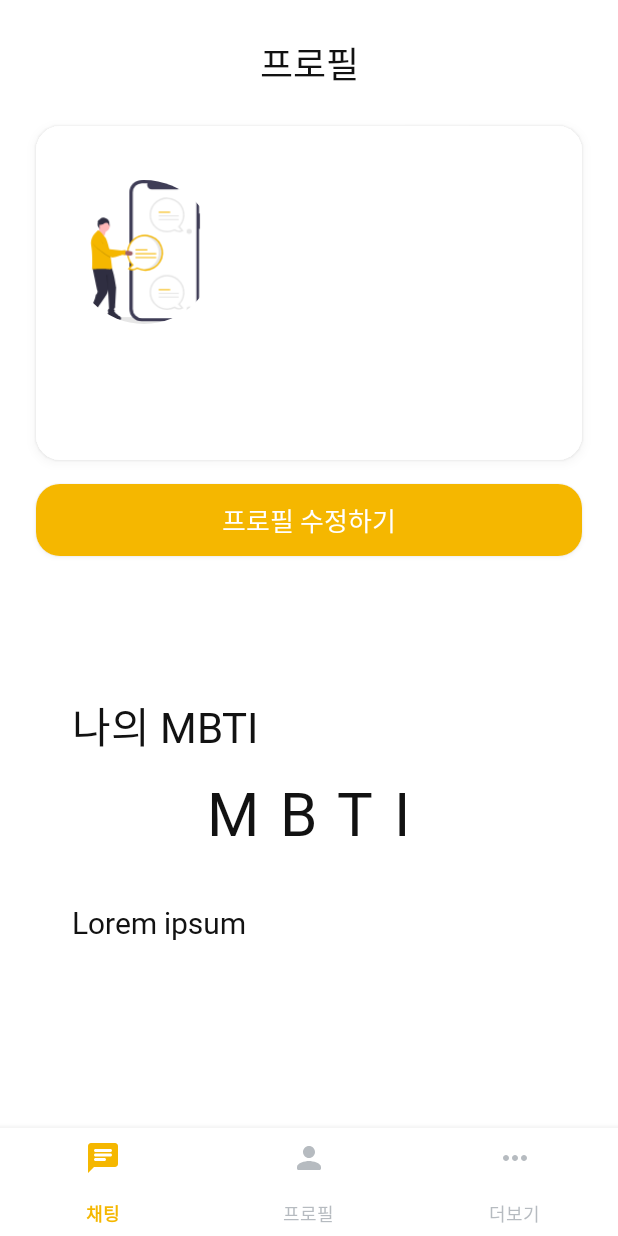
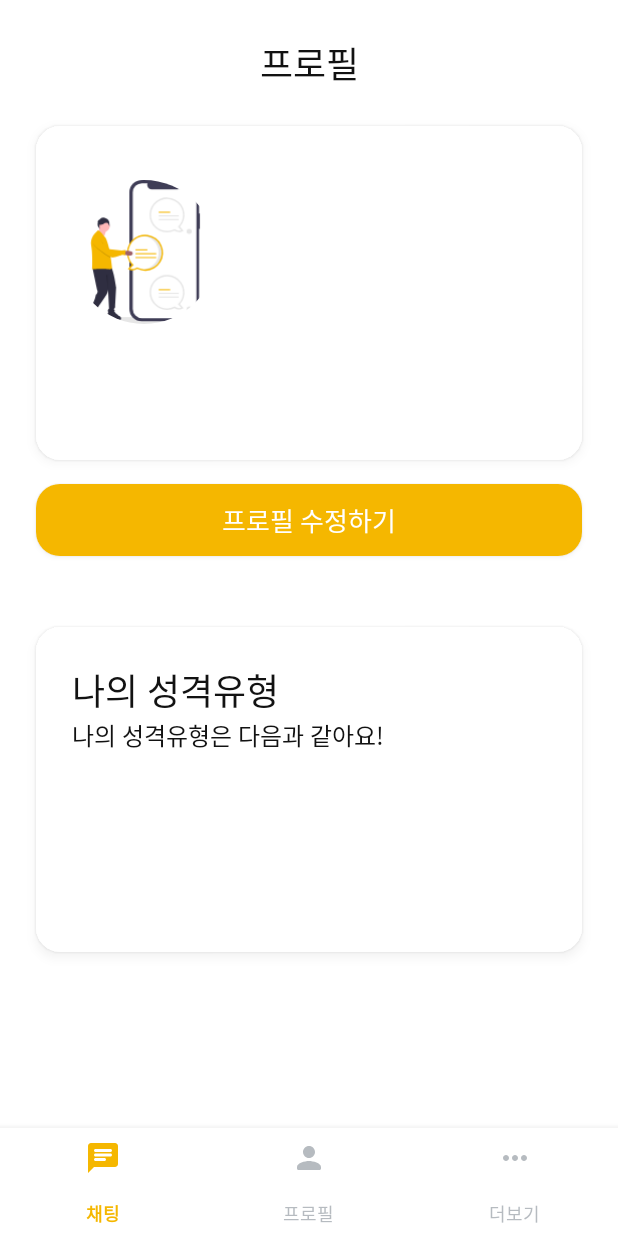
Before and after one commit to yechan03/BITA, an Android app: the fragment Main2Fragment placed in its activity, on a phone screen of 412 x 824 dp. Run offline under Robolectric (Android 15) with nearby library versions, the light colour scheme and no system bars; our stand-ins replace CircleImageView, Firebase (no records; nobody signed in at launch, a user with empty details on screens opened directly), data binding; 4 statements that could not run were skipped.

Commit message:
UPDATE main2 layout

```diff
--- a/app/src/main/res/layout/fragment_main_2.xml
+++ b/app/src/main/res/layout/fragment_main_2.xml
@@ -148,60 +148,60 @@
 
             <androidx.constraintlayout.widget.ConstraintLayout
                 android:id="@+id/mbti_box_layout"
-                android:layout_width="0dp"
-                android:layout_height="0dp"
-                app:layout_constraintTop_toBottomOf="@id/button8"
+                android:layout_width="match_parent"
+                android:layout_height="wrap_content"
+                android:layout_margin="24dp"
+                android:layout_marginVertical="40dp"
+                android:background="@drawable/round_box"
+                android:elevation="4dp"
+                app:layout_constraintBottom_toBottomOf="parent"
                 app:layout_constraintLeft_toLeftOf="@id/button8"
                 app:layout_constraintRight_toRightOf="@id/button8"
-                app:layout_constraintBottom_toBottomOf="parent"
-                app:layout_constraintVertical_bias="0.2"
-                android:layout_marginVertical="40dp"
-                android:background="@drawable/round_box">
+                app:layout_constraintTop_toBottomOf="@id/button8"
+                app:layout_constraintVertical_bias="0.2">
 
                 <TextView
                     android:id="@+id/my_mbti_result"
                     android:layout_width="wrap_content"
                     android:layout_height="wrap_content"
-                    android:text="나의 MBTI"
-                    android:fontFamily="@font/apple_sd_gothic_neo_h"
-                    app:layout_constraintTop_toTopOf="parent"
-                    app:layout_constraintBottom_toBottomOf="parent"
+                    android:layout_margin="24dp"
+                    android:fontFamily="@font/notosanskr_bold"
+                    android:text="@string/main2_my_personality"
+                    android:textSize="24sp"
+                    app:layout_constraintHorizontal_bias="0.0"
+                    app:layout_constraintLeft_toLeftOf="parent"
                     app:layout_constraintRight_toRightOf="parent"
+                    app:layout_constraintTop_toTopOf="parent" />
+
+                <TextView
+                    android:id="@+id/textView21"
+                    android:layout_width="wrap_content"
+                    android:layout_height="wrap_content"
+                    android:fontFamily="@font/notosanskr_regular"
+                    android:text="@string/main2_my_personality_text"
+                    android:textSize="16sp"
+                    app:layout_constraintHorizontal_bias="0.0"
                     app:layout_constraintLeft_toLeftOf="parent"
-                    app:layout_constraintVertical_bias="0.2"
-                    app:layout_constraintHorizontal_bias="0.1"
-                    android:textSize="28sp"
-                    />
+                    app:layout_constraintRight_toRightOf="parent"
+                    app:layout_constraintStart_toStartOf="@+id/my_mbti_result"
+                    app:layout_constraintTop_toBottomOf="@+id/my_mbti_result" />
+
 
                 <TextView
                     android:id="@+id/mbti_result"
                     android:layout_width="wrap_content"
                     android:layout_height="wrap_content"
-                    app:layout_constraintTop_toBottomOf="@id/my_mbti_result"
+                    android:layout_marginVertical="36dp"
+                    android:fontFamily="@font/notosanskr_bold"
+                    android:includeFontPadding="false"
+                    android:letterSpacing="0.3"
+                    android:text="@{userModel.personality, default=`ASDF`}"
+                    android:textColor="@color/colorPrimary"
+                    android:textSize="52sp"
+                    app:layout_constraintBottom_toBottomOf="parent"
                     app:layout_constraintLeft_toLeftOf="@id/mbti_box_layout"
                     app:layout_constraintRight_toRightOf="@id/mbti_box_layout"
-                    app:layout_constraintBottom_toBottomOf="@id/mbti_box_layout"
-                    app:layout_constraintVertical_bias="0.1"
-                    android:text="MBTI"
-                    android:letterSpacing="0.35"
-                    android:textSize="40sp"
-                    android:fontFamily="@font/apple_sd_gothic_neo_h"
-                    />
-
-                <TextView
-                    android:id="@+id/mbti_result_value"
-                    android:layout_width="0dp"
-                    android:layout_height="wrap_content"
-                    app:layout_constraintTop_toBottomOf="@id/mbti_result"
-                    app:layout_constraintLeft_toLeftOf="@id/my_mbti_result"
-                    app:layout_constraintRight_toRightOf="@id/mbti_box_layout"
-                    app:layout_constraintBottom_toBottomOf="@id/mbti_box_layout"
-                    app:layout_constraintVertical_bias="0.3"
-                    android:text="Lorem ipsum"
-                    android:textSize="20sp"
-                    android:fontFamily="@font/apple_sd_gothic_neo_r"
-                    android:layout_marginEnd="20dp"
-                    />
+                    app:layout_constraintTop_toBottomOf="@+id/textView21" />
 
 
             </androidx.constraintlayout.widget.ConstraintLayout>
--- a/app/src/main/res/values/strings.xml
+++ b/app/src/main/res/values/strings.xml
@@ -113,5 +113,7 @@
     <string name="register_personality">성격 유형</string>
     <string name="personality_finish">검사 완료하기</string>
     <string name="personality_test">성격유형 검사</string>
+    <string name="main2_my_personality">나의 성격유형</string>
+    <string name="main2_my_personality_text">나의 성격유형은 다음과 같아요!</string>
 
 </resources>
```
Also changed, not shown: 1 other file.
